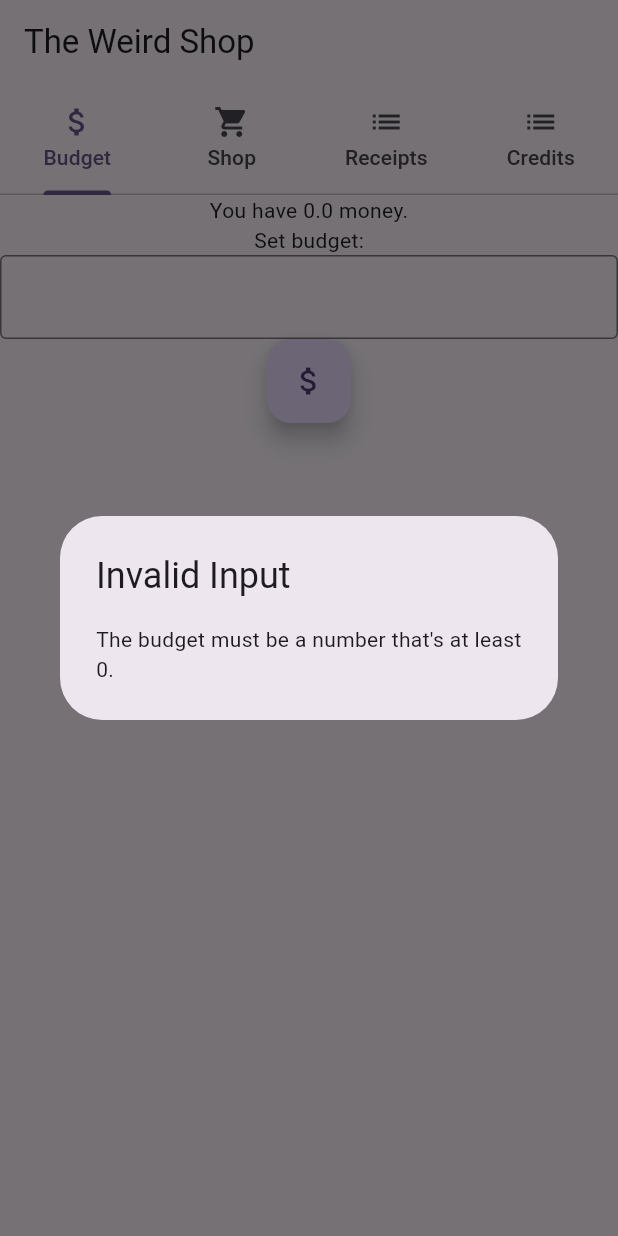
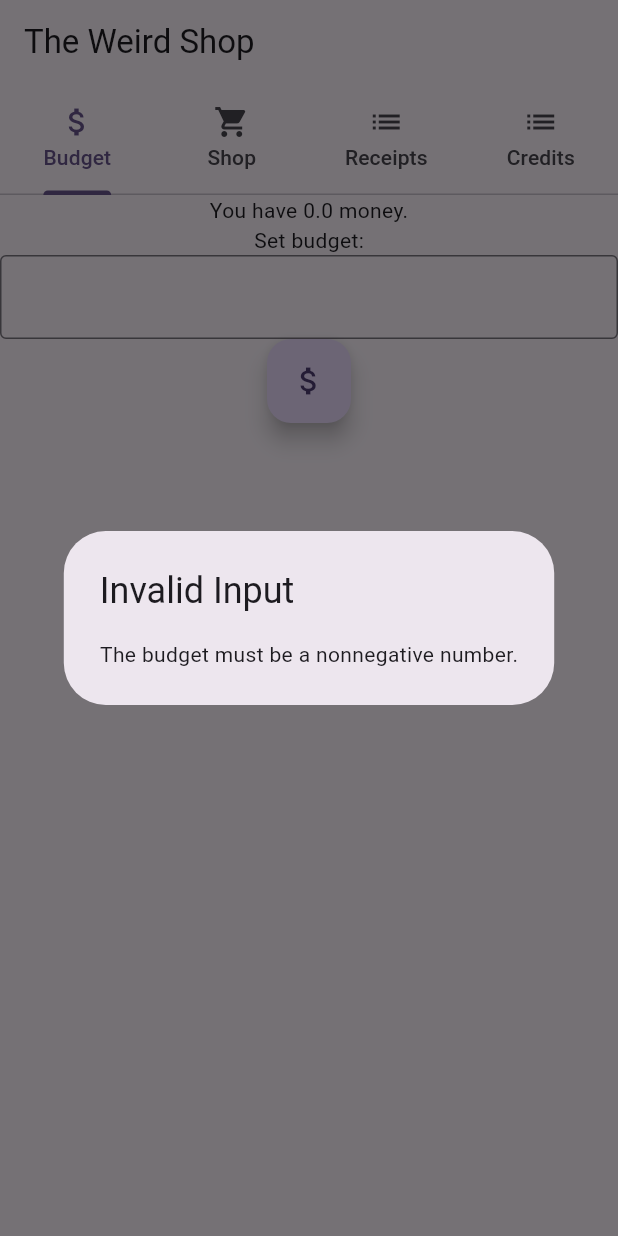
Before and after one commit to irvingshi1/the-weird-shop, a Flutter app: the screen it shows after launch, after a tap on the "attach money" icon, on a phone screen of 412 x 824 dp. Run offline on Flutter 3.47's test engine with Material 3 defaults, Android fonts, the phone set to English and light mode, and no system bars.

Commit message:
Renamed bills tab to budget tab. Budget tab is fully fixed.

```diff
--- /dev/null
+++ b/the_weird_shop/devtools_options.yaml
@@ -0,0 +1,3 @@
+description: This file stores settings for Dart & Flutter DevTools.
+documentation: https://docs.flutter.dev/tools/devtools/extensions#configure-extension-enablement-states
+extensions:
--- a/the_weird_shop/lib/budget_tab.dart
+++ b/the_weird_shop/lib/budget_tab.dart
@@ -13,6 +13,12 @@
 
 class _BudgetTab extends State<BudgetTab> {
   late TextEditingController _controller;
+
+  final AlertDialog budgetError = const AlertDialog(
+    title: Text('Invalid Input'),
+    content:
+    Text('The budget must be a nonnegative number.'),
+  );
 
   @override
   void initState() {
@@ -54,11 +60,7 @@
                       showDialog(
                         context: context,
                         builder: (BuildContext context) {
-                          return const AlertDialog(
-                            title: Text('Invalid Input'),
-                            content: Text(
-                                'The budget must be a number that\'s at least 0.'),
-                          );
+                          return budgetError;
                         },
                       );
                     }
@@ -66,11 +68,7 @@
                     showDialog(
                       context: context,
                       builder: (BuildContext context) {
-                        return const AlertDialog(
-                          title: Text('Invalid Input'),
-                          content: Text(
-                              'The budget must be a number that\'s at least 0.'),
-                        );
+                        return budgetError;
                       },
                     );
                   }
```
